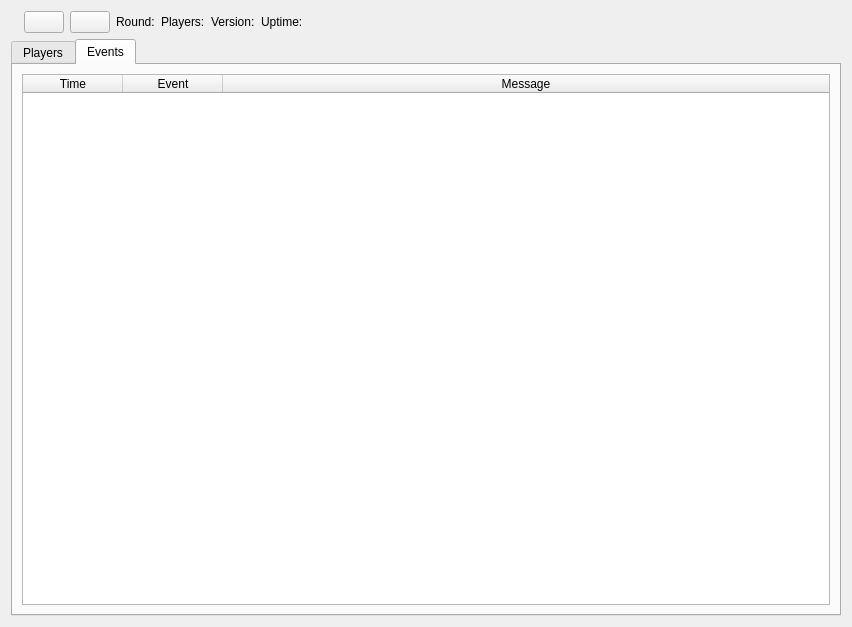
Above: client/bf3/BF3Widget.ui from OpenRcon/OpenRcon before the change. Below: the same form after it.
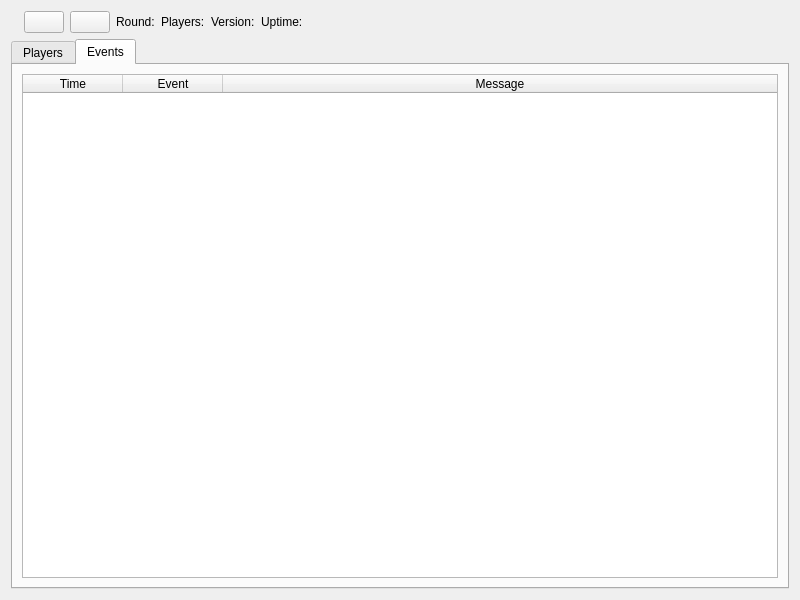
That is the form after the change. Icons and pictures are not drawn.

Diff of the .ui file:
```diff
--- a/client/bf3/BF3Widget.ui
+++ b/client/bf3/BF3Widget.ui
@@ -6,8 +6,8 @@
    <rect>
     <x>0</x>
     <y>0</y>
-    <width>852</width>
-    <height>627</height>
+    <width>800</width>
+    <height>600</height>
    </rect>
   </property>
   <layout class="QGridLayout" name="gridLayout_3">
```
